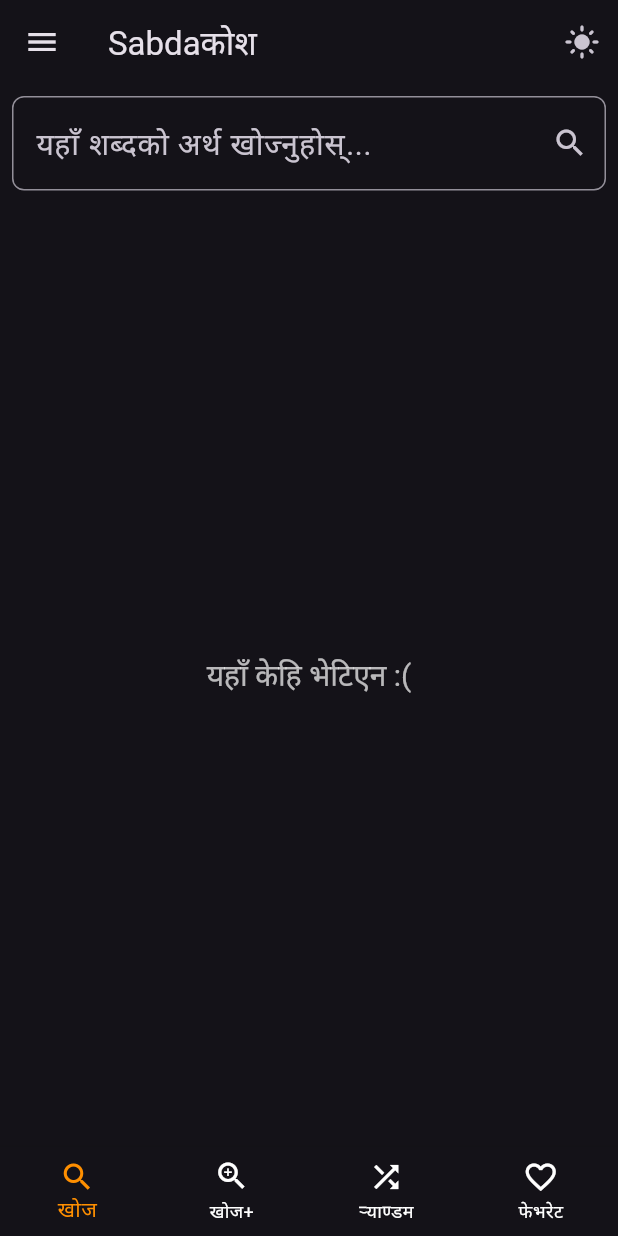
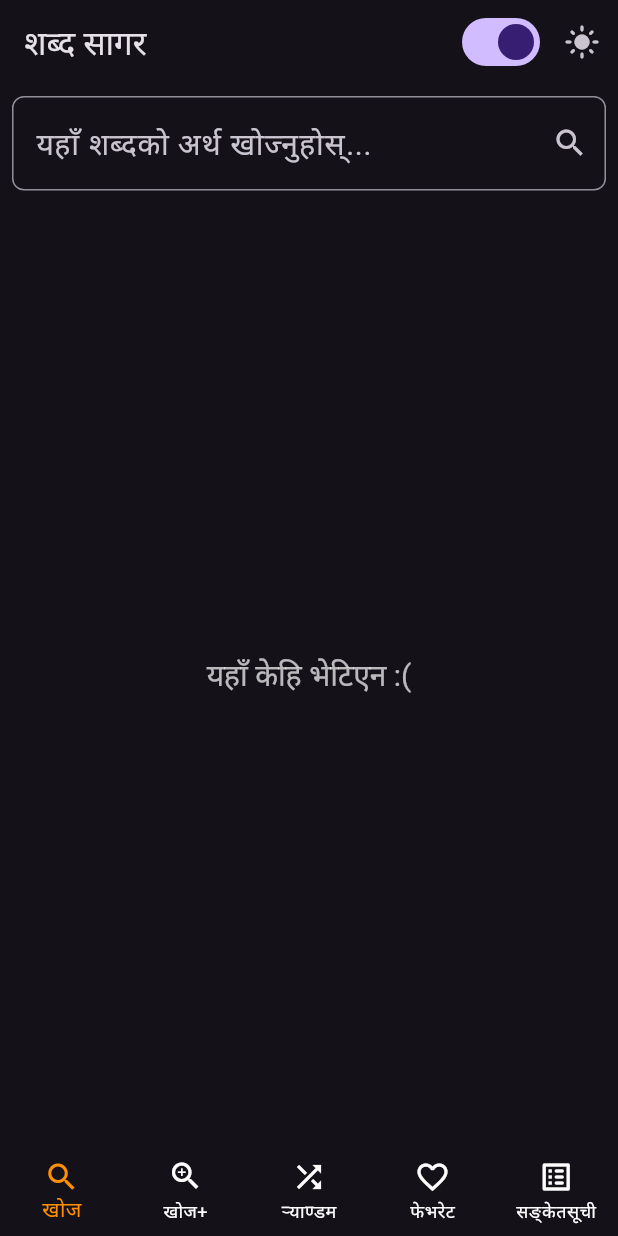
Before and after one commit to praneshp1org/SabdaSagar-Offline-Nepali-Dictionary, a Flutter app: the screen it shows after launch, on a phone screen of 412 x 824 dp. Run offline on Flutter 3.47's test engine with Material 3 defaults, Android fonts, the phone set to English and light mode, and no system bars; our stand-ins replace font_awesome_flutter, share_plus, sqflite; accounts and stored records are empty.

```diff
--- a/lib/screens/dashboard.dart
+++ b/lib/screens/dashboard.dart
@@ -28,6 +28,7 @@ class _DashboardState extends State<Dashboard> {
     IndexScreen(),
     AboutScreen(),
     Favourites(),
+    IndexScreen(),
   ];
 
   void _onItemTapped(int index) {
@@ -41,17 +42,24 @@ class _DashboardState extends State<Dashboard> {
   Widget build(BuildContext context) {
     return Scaffold(
       resizeToAvoidBottomInset: true,
-      drawer: ADDrawer(
-          selectedItem: _drawerIndex,
-          onTapCallback: (val) {
-            setState(() {
-              _drawerIndex = val;
-              _selectedIndex = -1;
-            });
-          }),
+      // drawer: ADDrawer(
+      //     selectedItem: _drawerIndex,
+      //     onTapCallback: (val) {
+      //       setState(() {
+      //         _drawerIndex = val;
+      //         _selectedIndex = -1;
+      //       });
+      //     }),
       appBar: AppBar(
-        title: const Text('Sabdaकोश'),
+        title: const Text('शब्द सागर'),
+        elevation: 0,
         actions: [
+          Switch(
+            value: widget.tManager.themeMode == ThemeMode.dark,
+            onChanged: (value) {
+              widget.tManager.toggleTheme(value);
+            },
+          ),
           IconButton(
               onPressed: () {
                 widget.tManager.toggleTheme(
@@ -69,6 +77,9 @@ class _DashboardState extends State<Dashboard> {
             .elementAt(_drawerIndex > 0 ? _drawerIndex : _selectedIndex),
       ),
       bottomNavigationBar: BottomNavigationBar(
+        // elevation: 1,
+        // showSelectedLabels: true
+        // ,
         items: const <BottomNavigationBarItem>[
           BottomNavigationBarItem(
             icon: Icon(Icons.search),
@@ -86,8 +97,13 @@ class _DashboardState extends State<Dashboard> {
             icon: Icon(Icons.favorite_outline),
             label: 'फेभरेट',
           ),
+          BottomNavigationBarItem(
+            icon: Icon(Icons.list_alt_rounded),
+            label: 'सङ्केतसूची',
+          ),
         ],
         currentIndex: _selectedIndex < 0 ? 0 : _selectedIndex,
+
         selectedItemColor: _selectedIndex < 0
             ? Theme.of(context).bottomNavigationBarTheme.selectedItemColor
             : Colors.amber[800],
```
Also changed, not shown: lib/main.dart (+6 -2 lines), lib/screens/favorites.dart (+12 -1 lines), lib/screens/search.dart (+11 -1 lines), lib/screens/searchRhyme.dart (+8 -1 lines).
